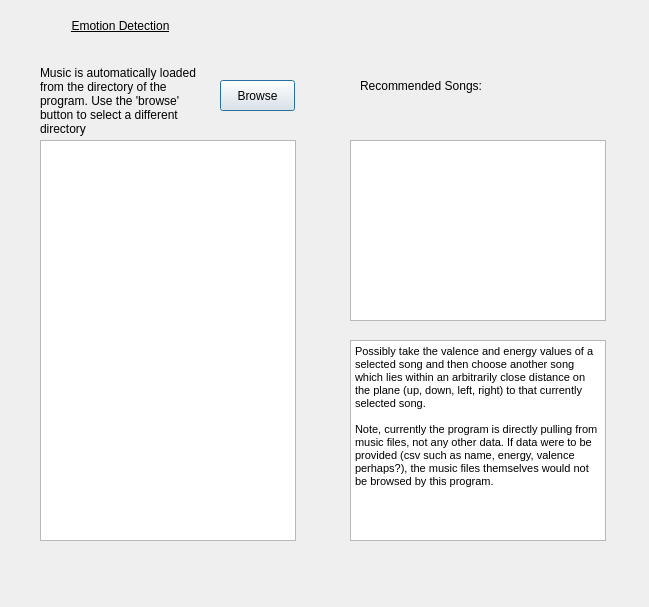
Before: the Qt Designer form Testing/Ryan/music.ui in brentvollebregt/Lucy-In-The-Sky-With-Emotion, drawn with Qt 5.
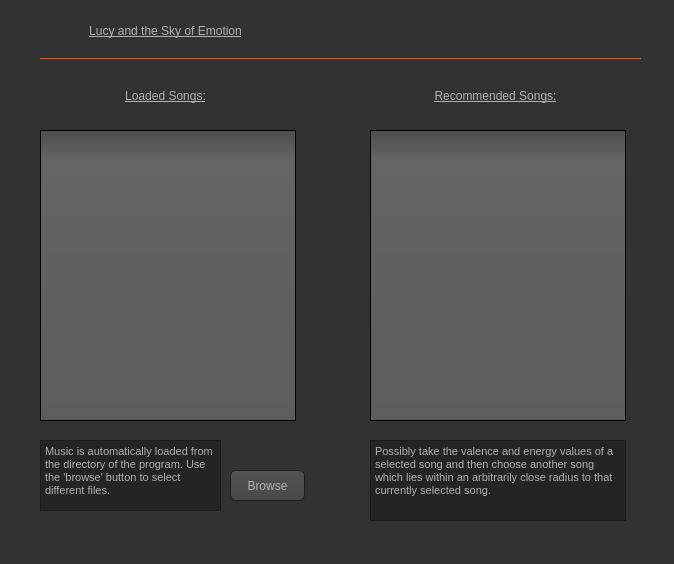
After: the same form once the commit is applied. Icons and pictures are not drawn.

```diff
--- a/Testing/Ryan/music.ui
+++ b/Testing/Ryan/music.ui
@@ -9,18 +9,491 @@
    <rect>
     <x>0</x>
     <y>0</y>
-    <width>649</width>
-    <height>607</height>
+    <width>674</width>
+    <height>564</height>
    </rect>
   </property>
+  <property name="minimumSize">
+   <size>
+    <width>674</width>
+    <height>564</height>
+   </size>
+  </property>
+  <property name="maximumSize">
+   <size>
+    <width>674</width>
+    <height>564</height>
+   </size>
+  </property>
   <property name="windowTitle">
    <string>Music GUI</string>
   </property>
+  <property name="styleSheet">
+   <string notr="true">QToolTip
+{
+     border: 1px solid black;
+     background-color: #ffa02f;
+     padding: 1px;
+     border-radius: 3px;
+     opacity: 100;
+}
+
+QWidget
+{
+    color: #b1b1b1;
+    background-color: #323232;
+}
+
+QWidget:item:hover
+{
+    background-color: QLinearGradient( x1: 0, y1: 0, x2: 0, y2: 1, stop: 0 #ffa02f, stop: 1 #ca0619);
+    color: #000000;
+}
+
+QWidget:item:selected
+{
+    background-color: QLinearGradient( x1: 0, y1: 0, x2: 0, y2: 1, stop: 0 #ffa02f, stop: 1 #d7801a);
+}
+
+QMenuBar::item
+{
+    background: transparent;
+}
+
+QMenuBar::item:selected
+{
+    background: transparent;
+    border: 1px solid #ffaa00;
+}
+
+QMenuBar::item:pressed
+{
+    background: #444;
+    border: 1px solid #000;
+    background-color: QLinearGradient(
+        x1:0, y1:0,
+        x2:0, y2:1,
+        stop:1 #212121,
+        stop:0.4 #343434/*,
+        stop:0.2 #343434,
+        stop:0.1 #ffaa00*/
+    );
+    margin-bottom:-1px;
+    padding-bottom:1px;
+}
+
+QMenu
+{
+    border: 1px solid #000;
+}
+
+QMenu::item
+{
+    padding: 2px 20px 2px 20px;
+}
+
+QMenu::item:selected
+{
+    color: #000000;
+}
+
+QWidget:disabled
+{
+    color: #404040;
+    background-color: #323232;
+}
+
+QAbstractItemView
+{
+    background-color: QLinearGradient( x1: 0, y1: 0, x2: 0, y2: 1, stop: 0 #4d4d4d, stop: 0.1 #646464, stop: 1 #5d5d5d);
+}
+
+QWidget:focus
+{
+    /*border: 2px solid QLinearGradient( x1: 0, y1: 0, x2: 0, y2: 1, stop: 0 #ffa02f, stop: 1 #d7801a);*/
+}
+
+QLineEdit
+{
+    background-color: QLinearGradient( x1: 0, y1: 0, x2: 0, y2: 1, stop: 0 #4d4d4d, stop: 0 #646464, stop: 1 #5d5d5d);
+    padding: 1px;
+    border-style: solid;
+    border: 1px solid #1e1e1e;
+    border-radius: 5;
+}
+
+QPushButton
+{
+    color: #b1b1b1;
+    background-color: QLinearGradient( x1: 0, y1: 0, x2: 0, y2: 1, stop: 0 #565656, stop: 0.1 #525252, stop: 0.5 #4e4e4e, stop: 0.9 #4a4a4a, stop: 1 #464646);
+    border-width: 1px;
+    border-color: #1e1e1e;
+    border-style: solid;
+    border-radius: 6;
+    padding: 3px;
+    font-size: 12px;
+    padding-left: 5px;
+    padding-right: 5px;
+}
+
+QPushButton:pressed
+{
+    background-color: QLinearGradient( x1: 0, y1: 0, x2: 0, y2: 1, stop: 0 #2d2d2d, stop: 0.1 #2b2b2b, stop: 0.5 #292929, stop: 0.9 #282828, stop: 1 #252525);
+}
+
+QComboBox
+{
+    selection-background-color: #ffaa00;
+    background-color: QLinearGradient( x1: 0, y1: 0, x2: 0, y2: 1, stop: 0 #565656, stop: 0.1 #525252, stop: 0.5 #4e4e4e, stop: 0.9 #4a4a4a, stop: 1 #464646);
+    border-style: solid;
+    border: 1px solid #1e1e1e;
+    border-radius: 5;
+}
+
+QComboBox:hover,QPushButton:hover
+{
+    border: 2px solid QLinearGradient( x1: 0, y1: 0, x2: 0, y2: 1, stop: 0 #ffa02f, stop: 1 #d7801a);
+}
+
+
+QComboBox:on
+{
+    padding-top: 3px;
+    padding-left: 4px;
+    background-color: QLinearGradient( x1: 0, y1: 0, x2: 0, y2: 1, stop: 0 #2d2d2d, stop: 0.1 #2b2b2b, stop: 0.5 #292929, stop: 0.9 #282828, stop: 1 #252525);
+    selection-background-color: #ffaa00;
+}
+
+QComboBox QAbstractItemView
+{
+    border: 2px solid darkgray;
+    selection-background-color: QLinearGradient( x1: 0, y1: 0, x2: 0, y2: 1, stop: 0 #ffa02f, stop: 1 #d7801a);
+}
+
+QComboBox::drop-down
+{
+     subcontrol-origin: padding;
+     subcontrol-position: top right;
+     width: 15px;
+
+     border-left-width: 0px;
+     border-left-color: darkgray;
+     border-left-style: solid; /* just a single line */
+     border-top-right-radius: 3px; /* same radius as the QComboBox */
+     border-bottom-right-radius: 3px;
+ }
+
+QComboBox::down-arrow
+{
+     image: url(:/down_arrow.png);
+}
+
+QGroupBox:focus
+{
+border: 2px solid QLinearGradient( x1: 0, y1: 0, x2: 0, y2: 1, stop: 0 #ffa02f, stop: 1 #d7801a);
+}
+
+QTextEdit:focus
+{
+    border: 2px solid QLinearGradient( x1: 0, y1: 0, x2: 0, y2: 1, stop: 0 #ffa02f, stop: 1 #d7801a);
+}
+
+QScrollBar:horizontal {
+     border: 1px solid #222222;
+     background: QLinearGradient( x1: 0, y1: 0, x2: 0, y2: 1, stop: 0.0 #121212, stop: 0.2 #282828, stop: 1 #484848);
+     height: 7px;
+     margin: 0px 16px 0 16px;
+}
+
+QScrollBar::handle:horizontal
+{
+      background: QLinearGradient( x1: 0, y1: 0, x2: 1, y2: 0, stop: 0 #ffa02f, stop: 0.5 #d7801a, stop: 1 #ffa02f);
+      min-height: 20px;
+      border-radius: 2px;
+}
+
+QScrollBar::add-line:horizontal {
+      border: 1px solid #1b1b19;
+      border-radius: 2px;
+      background: QLinearGradient( x1: 0, y1: 0, x2: 1, y2: 0, stop: 0 #ffa02f, stop: 1 #d7801a);
+      width: 14px;
+      subcontrol-position: right;
+      subcontrol-origin: margin;
+}
+
+QScrollBar::sub-line:horizontal {
+      border: 1px solid #1b1b19;
+      border-radius: 2px;
+      background: QLinearGradient( x1: 0, y1: 0, x2: 1, y2: 0, stop: 0 #ffa02f, stop: 1 #d7801a);
+      width: 14px;
+     subcontrol-position: left;
+     subcontrol-origin: margin;
+}
+
+QScrollBar::right-arrow:horizontal, QScrollBar::left-arrow:horizontal
+{
+      border: 1px solid black;
+      width: 1px;
+      height: 1px;
+      background: white;
+}
+
+QScrollBar::add-page:horizontal, QScrollBar::sub-page:horizontal
+{
+      background: none;
+}
+
+QScrollBar:vertical
+{
+      background: QLinearGradient( x1: 0, y1: 0, x2: 1, y2: 0, stop: 0.0 #121212, stop: 0.2 #282828, stop: 1 #484848);
+      width: 7px;
+      margin: 16px 0 16px 0;
+      border: 1px solid #222222;
+}
+
+QScrollBar::handle:vertical
+{
+      background: QLinearGradient( x1: 0, y1: 0, x2: 0, y2: 1, stop: 0 #ffa02f, stop: 0.5 #d7801a, stop: 1 #ffa02f);
+      min-height: 20px;
+      border-radius: 2px;
+}
+
+QScrollBar::add-line:vertical
+{
+      border: 1px solid #1b1b19;
+      border-radius: 2px;
+      background: QLinearGradient( x1: 0, y1: 0, x2: 0, y2: 1, stop: 0 #ffa02f, stop: 1 #d7801a);
+      height: 14px;
+      subcontrol-position: bottom;
+      subcontrol-origin: margin;
+}
+
+QScrollBar::sub-line:vertical
+{
+      border: 1px solid #1b1b19;
+      border-radius: 2px;
+      background: QLinearGradient( x1: 0, y1: 0, x2: 0, y2: 1, stop: 0 #d7801a, stop: 1 #ffa02f);
+      height: 14px;
+      subcontrol-position: top;
+      subcontrol-origin: margin;
+}
+
+QScrollBar::up-arrow:vertical, QScrollBar::down-arrow:vertical
+{
+      border: 1px solid black;
+      width: 1px;
+      height: 1px;
+      background: white;
+}
+
+
+QScrollBar::add-page:vertical, QScrollBar::sub-page:vertical
+{
+      background: none;
+}
+
+QTextEdit
+{
+    background-color: #242424;
+}
+
+QPlainTextEdit
+{
+    background-color: #242424;
+}
+
+QHeaderView::section
+{
+    background-color: QLinearGradient(x1:0, y1:0, x2:0, y2:1, stop:0 #616161, stop: 0.5 #505050, stop: 0.6 #434343, stop:1 #656565);
+    color: white;
+    padding-left: 4px;
+    border: 1px solid #6c6c6c;
+}
+
+QCheckBox:disabled
+{
+color: #414141;
+}
+
+QDockWidget::title
+{
+    text-align: center;
+    spacing: 3px; /* spacing between items in the tool bar */
+    background-color: QLinearGradient(x1:0, y1:0, x2:0, y2:1, stop:0 #323232, stop: 0.5 #242424, stop:1 #323232);
+}
+
+QDockWidget::close-button, QDockWidget::float-button
+{
+    text-align: center;
+    spacing: 1px; /* spacing between items in the tool bar */
+    background-color: QLinearGradient(x1:0, y1:0, x2:0, y2:1, stop:0 #323232, stop: 0.5 #242424, stop:1 #323232);
+}
+
+QDockWidget::close-button:hover, QDockWidget::float-button:hover
+{
+    background: #242424;
+}
+
+QDockWidget::close-button:pressed, QDockWidget::float-button:pressed
+{
+    padding: 1px -1px -1px 1px;
+}
+
+QMainWindow::separator
+{
+    background-color: QLinearGradient(x1:0, y1:0, x2:0, y2:1, stop:0 #161616, stop: 0.5 #151515, stop: 0.6 #212121, stop:1 #343434);
+    color: white;
+    padding-left: 4px;
+    border: 1px solid #4c4c4c;
+    spacing: 3px; /* spacing between items in the tool bar */
+}
+
+QMainWindow::separator:hover
+{
+
+    background-color: QLinearGradient(x1:0, y1:0, x2:0, y2:1, stop:0 #d7801a, stop:0.5 #b56c17 stop:1 #ffa02f);
+    color: white;
+    padding-left: 4px;
+    border: 1px solid #6c6c6c;
+    spacing: 3px; /* spacing between items in the tool bar */
+}
+
+QToolBar::handle
+{
+     spacing: 3px; /* spacing between items in the tool bar */
+     background: url(:/images/handle.png);
+}
+
+QMenu::separator
+{
+    height: 2px;
+    background-color: QLinearGradient(x1:0, y1:0, x2:0, y2:1, stop:0 #161616, stop: 0.5 #151515, stop: 0.6 #212121, stop:1 #343434);
+    color: white;
+    padding-left: 4px;
+    margin-left: 10px;
+    margin-right: 5px;
+}
+
+QProgressBar
+{
+    border: 2px solid grey;
+    border-radius: 5px;
+    text-align: center;
+}
+
+QProgressBar::chunk
+{
+    background-color: #d7801a;
+    width: 2.15px;
+    margin: 0.5px;
+}
+
+QTabBar::tab {
+    color: #b1b1b1;
+    border: 1px solid #444;
+    border-bottom-style: none;
+    background-color: #323232;
+    padding-left: 10px;
+    padding-right: 10px;
+    padding-top: 3px;
+    padding-bottom: 2px;
+    margin-right: -1px;
+}
+
+QTabWidget::pane {
+    border: 1px solid #444;
+    top: 1px;
+}
+
+QTabBar::tab:last
+{
+    margin-right: 0; /* the last selected tab has nothing to overlap with on the right */
+    border-top-right-radius: 3px;
+}
+
+QTabBar::tab:first:!selected
+{
+ margin-left: 0px; /* the last selected tab has nothing to overlap with on the right */
+
+
+    border-top-left-radius: 3px;
+}
+
+QTabBar::tab:!selected
+{
+    color: #b1b1b1;
+    border-bottom-style: solid;
+    margin-top: 3px;
+    background-color: QLinearGradient(x1:0, y1:0, x2:0, y2:1, stop:1 #212121, stop:.4 #343434);
+}
+
+QTabBar::tab:selected
+{
+    border-top-left-radius: 3px;
+    border-top-right-radius: 3px;
+    margin-bottom: 0px;
+}
+
+QTabBar::tab:!selected:hover
+{
+    /*border-top: 2px solid #ffaa00;
+    padding-bottom: 3px;*/
+    border-top-left-radius: 3px;
+    border-top-right-radius: 3px;
+    background-color: QLinearGradient(x1:0, y1:0, x2:0, y2:1, stop:1 #212121, stop:0.4 #343434, stop:0.2 #343434, stop:0.1 #ffaa00);
+}
+
+QRadioButton::indicator:checked, QRadioButton::indicator:unchecked{
+    color: #b1b1b1;
+    background-color: #323232;
+    border: 1px solid #b1b1b1;
+    border-radius: 6px;
+}
+
+QRadioButton::indicator:checked
+{
+    background-color: qradialgradient(
+        cx: 0.5, cy: 0.5,
+        fx: 0.5, fy: 0.5,
+        radius: 1.0,
+        stop: 0.25 #ffaa00,
+        stop: 0.3 #323232
+    );
+}
+
+QCheckBox::indicator{
+    color: #b1b1b1;
+    background-color: #323232;
+    border: 1px solid #b1b1b1;
+    width: 9px;
+    height: 9px;
+}
+
+QRadioButton::indicator
+{
+    border-radius: 6px;
+}
+
+QRadioButton::indicator:hover, QCheckBox::indicator:hover
+{
+    border: 1px solid #ffaa00;
+}
+
+QCheckBox::indicator:checked
+{
+    image:url(:/images/checkbox.png);
+}
+
+QCheckBox::indicator:disabled, QRadioButton::indicator:disabled
+{
+    border: 1px solid #444;
+}</string>
+  </property>
   <widget class="QPushButton" name="buttonLoad">
    <property name="geometry">
     <rect>
-     <x>220</x>
-     <y>80</y>
+     <x>230</x>
+     <y>470</y>
      <width>75</width>
      <height>31</height>
     </rect>
@@ -32,10 +505,10 @@
   <widget class="QLabel" name="title">
    <property name="geometry">
     <rect>
-     <x>40</x>
-     <y>10</y>
-     <width>161</width>
-     <height>31</height>
+     <x>20</x>
+     <y>20</y>
+     <width>291</width>
+     <height>21</height>
     </rect>
    </property>
    <property name="styleSheet">
@@ -43,7 +516,7 @@
 text-decoration: underline;</string>
    </property>
    <property name="text">
-    <string>Emotion Detection</string>
+    <string>Lucy and the Sky of Emotion</string>
    </property>
    <property name="scaledContents">
     <bool>true</bool>
@@ -59,58 +532,49 @@
    <property name="geometry">
     <rect>
      <x>40</x>
-     <y>140</y>
+     <y>130</y>
      <width>256</width>
-     <height>401</height>
+     <height>291</height>
     </rect>
    </property>
   </widget>
-  <widget class="QLabel" name="label">
-   <property name="geometry">
-    <rect>
-     <x>40</x>
-     <y>60</y>
-     <width>171</width>
-     <height>81</height>
-    </rect>
-   </property>
-   <property name="text">
-    <string>Music is automatically loaded from the directory of the program. Use the 'browse' button to select a different directory</string>
-   </property>
-   <property name="wordWrap">
-    <bool>true</bool>
-   </property>
-  </widget>
   <widget class="QLabel" name="label_2">
    <property name="geometry">
     <rect>
-     <x>360</x>
-     <y>50</y>
-     <width>141</width>
-     <height>71</height>
+     <x>370</x>
+     <y>80</y>
+     <width>251</width>
+     <height>31</height>
     </rect>
    </property>
+   <property name="styleSheet">
+    <string notr="true">font: 10pt &quot;MS Shell Dlg 2&quot;;
+text-decoration: underline;</string>
+   </property>
    <property name="text">
     <string>Recommended Songs:</string>
    </property>
+   <property name="alignment">
+    <set>Qt::AlignCenter</set>
+   </property>
   </widget>
   <widget class="QListWidget" name="listWidgetRec">
    <property name="geometry">
     <rect>
-     <x>350</x>
-     <y>140</y>
+     <x>370</x>
+     <y>130</y>
      <width>256</width>
-     <height>181</height>
+     <height>291</height>
     </rect>
    </property>
   </widget>
   <widget class="QTextBrowser" name="textBrowser">
    <property name="geometry">
     <rect>
-     <x>350</x>
-     <y>340</y>
+     <x>370</x>
+     <y>440</y>
      <width>256</width>
-     <height>201</height>
+     <height>81</height>
     </rect>
    </property>
    <property name="html">
@@ -118,9 +582,66 @@
 &lt;html&gt;&lt;head&gt;&lt;meta name=&quot;qrichtext&quot; content=&quot;1&quot; /&gt;&lt;style type=&quot;text/css&quot;&gt;
 p, li { white-space: pre-wrap; }
 &lt;/style&gt;&lt;/head&gt;&lt;body style=&quot; font-family:'MS Shell Dlg 2'; font-size:8.25pt; font-weight:400; font-style:normal;&quot;&gt;
-&lt;p style=&quot; margin-top:0px; margin-bottom:0px; margin-left:0px; margin-right:0px; -qt-block-indent:0; text-indent:0px;&quot;&gt;Possibly take the valence and energy values of a selected song and then choose another song which lies within an &lt;span style=&quot; font-size:8pt;&quot;&gt;arbitrarily &lt;/span&gt;close distance on the plane (up, down, left, right) to that currently selected song.&lt;/p&gt;
-&lt;p style=&quot;-qt-paragraph-type:empty; margin-top:0px; margin-bottom:0px; margin-left:0px; margin-right:0px; -qt-block-indent:0; text-indent:0px;&quot;&gt;&lt;br /&gt;&lt;/p&gt;
-&lt;p style=&quot; margin-top:0px; margin-bottom:0px; margin-left:0px; margin-right:0px; -qt-block-indent:0; text-indent:0px;&quot;&gt;Note, currently the program is directly pulling from music files, not any other data. If data were to be provided (csv such as name, energy, valence perhaps?), the music files themselves would not be browsed by this program.&lt;/p&gt;&lt;/body&gt;&lt;/html&gt;</string>
+&lt;p style=&quot; margin-top:0px; margin-bottom:0px; margin-left:0px; margin-right:0px; -qt-block-indent:0; text-indent:0px;&quot;&gt;Possibly take the valence and energy values of a selected song and then choose another song which lies within an &lt;span style=&quot; font-size:8pt;&quot;&gt;arbitrarily &lt;/span&gt;close radius to that currently selected song.&lt;/p&gt;&lt;/body&gt;&lt;/html&gt;</string>
+   </property>
+  </widget>
+  <widget class="QTextBrowser" name="textBrowser_2">
+   <property name="geometry">
+    <rect>
+     <x>40</x>
+     <y>440</y>
+     <width>181</width>
+     <height>71</height>
+    </rect>
+   </property>
+   <property name="html">
+    <string>&lt;!DOCTYPE HTML PUBLIC &quot;-//W3C//DTD HTML 4.0//EN&quot; &quot;http://www.w3.org/TR/REC-html40/strict.dtd&quot;&gt;
+&lt;html&gt;&lt;head&gt;&lt;meta name=&quot;qrichtext&quot; content=&quot;1&quot; /&gt;&lt;style type=&quot;text/css&quot;&gt;
+p, li { white-space: pre-wrap; }
+&lt;/style&gt;&lt;/head&gt;&lt;body style=&quot; font-family:'MS Shell Dlg 2'; font-size:8.25pt; font-weight:400; font-style:normal;&quot;&gt;
+&lt;p style=&quot; margin-top:0px; margin-bottom:0px; margin-left:0px; margin-right:0px; -qt-block-indent:0; text-indent:0px;&quot;&gt;Music is automatically loaded from the directory of the program. Use the 'browse' button to select different files.&lt;/p&gt;&lt;/body&gt;&lt;/html&gt;</string>
+   </property>
+  </widget>
+  <widget class="QLabel" name="label_3">
+   <property name="geometry">
+    <rect>
+     <x>40</x>
+     <y>80</y>
+     <width>251</width>
+     <height>31</height>
+    </rect>
+   </property>
+   <property name="styleSheet">
+    <string notr="true">font: 10pt &quot;MS Shell Dlg 2&quot;;
+text-decoration: underline;</string>
+   </property>
+   <property name="text">
+    <string>Loaded Songs:</string>
+   </property>
+   <property name="alignment">
+    <set>Qt::AlignCenter</set>
+   </property>
+  </widget>
+  <widget class="Line" name="line">
+   <property name="geometry">
+    <rect>
+     <x>40</x>
+     <y>50</y>
+     <width>601</width>
+     <height>16</height>
+    </rect>
+   </property>
+   <property name="styleSheet">
+    <string notr="true">color: rgb(255, 85, 0);</string>
+   </property>
+   <property name="frameShadow">
+    <enum>QFrame::Plain</enum>
+   </property>
+   <property name="lineWidth">
+    <number>1</number>
+   </property>
+   <property name="orientation">
+    <enum>Qt::Horizontal</enum>
    </property>
   </widget>
  </widget>
```
